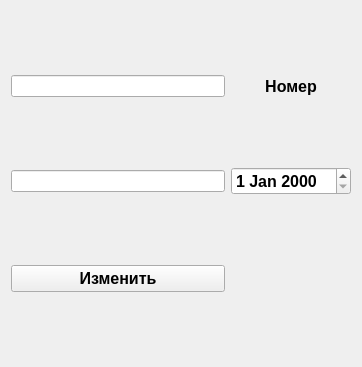
Old version of the form sql/change.ui in the repository alex19852010/sql.
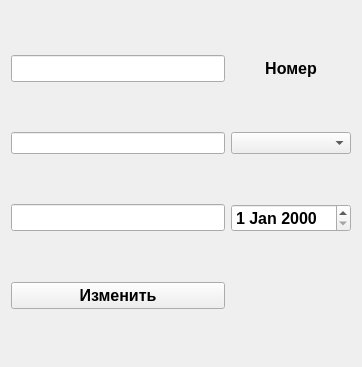
New version of the form.

```diff
--- a/sql/change.ui
+++ b/sql/change.ui
@@ -14,8 +14,8 @@
    <string>Form</string>
   </property>
   <layout class="QGridLayout" name="gridLayout">
-   <item row="1" column="1">
-    <widget class="QDateEdit" name="dateEdit">
+   <item row="2" column="0">
+    <widget class="QLineEdit" name="lineEdit_2">
      <property name="font">
       <font>
        <pointsize>12</pointsize>
@@ -23,6 +23,9 @@
        <bold>true</bold>
       </font>
      </property>
+     <property name="alignment">
+      <set>Qt::AlignCenter</set>
+     </property>
     </widget>
    </item>
    <item row="0" column="0">
@@ -45,7 +48,32 @@
      </property>
     </widget>
    </item>
-   <item row="2" column="0">
+   <item row="2" column="1">
+    <widget class="QDateEdit" name="dateEdit">
+     <property name="font">
+      <font>
+       <pointsize>12</pointsize>
+       <weight>75</weight>
+       <bold>true</bold>
+      </font>
+     </property>
+    </widget>
+   </item>
+   <item row="0" column="0">
+    <widget class="QLineEdit" name="lineEdit">
+     <property name="font">
+      <font>
+       <pointsize>12</pointsize>
+       <weight>75</weight>
+       <bold>true</bold>
+      </font>
+     </property>
+     <property name="alignment">
+      <set>Qt::AlignCenter</set>
+     </property>
+    </widget>
+   </item>
+   <item row="3" column="0">
     <widget class="QPushButton" name="pushButton">
      <property name="font">
       <font>
@@ -59,8 +87,11 @@
      </property>
     </widget>
    </item>
+   <item row="1" column="1">
+    <widget class="QComboBox" name="comboBox"/>
+   </item>
    <item row="1" column="0">
-    <widget class="QLineEdit" name="lineEdit_2"/>
+    <widget class="QLineEdit" name="lineEdit_3"/>
    </item>
   </layout>
  </widget>
```
Left out of the diff: 3 changed lines with no effect on the pictures.
